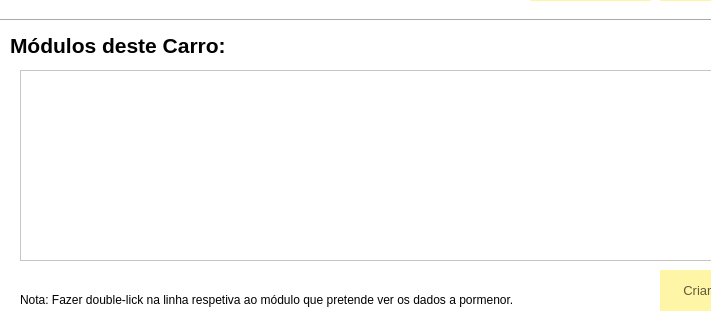
The window that FSIPLeiria/gerircarro.ui (tatianascgil/Projeto_Informatico_Formula_Student_Barramento_CAN) describes before a commit, drawn with Qt 5; both pictures show x 0 to 711 and y 180 to 500 of the 800 by 500 pixel window.
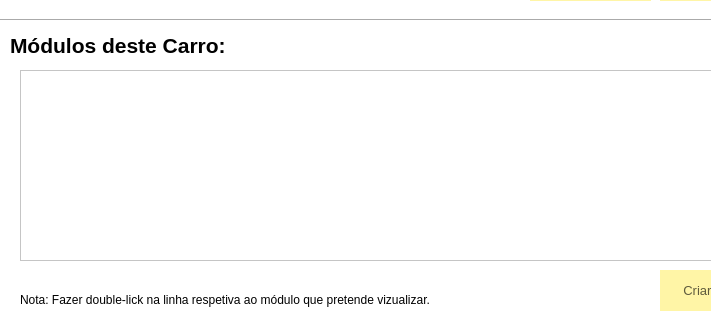
The same window after the commit. Icons and pictures are not drawn.

Commit message: Tabela de dados e bugs corrigidos

```diff
--- a/FSIPLeiria/gerircarro.ui
+++ b/FSIPLeiria/gerircarro.ui
@@ -253,7 +253,7 @@
     </rect>
    </property>
    <property name="text">
-    <string>Nota: Fazer double-lick na linha respetiva ao módulo que pretende ver os dados a pormenor.</string>
+    <string>Nota: Fazer double-lick na linha respetiva ao módulo que pretende vizualizar.</string>
    </property>
   </widget>
  </widget>
```
The commit also changes 57 other files.
